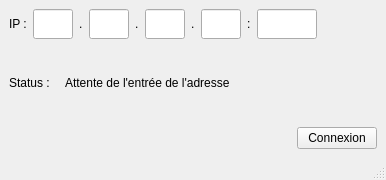
Itrimel/Codenames, file Client/client1.ui: the form before one commit.
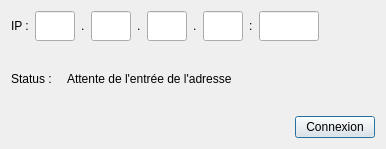
The form after the commit.

Commit message: [Client] Gestion des erreurs pas bancale

What changed in the file:
```diff
--- a/Client/client1.ui
+++ b/Client/client1.ui
@@ -1,19 +1,20 @@
 <?xml version="1.0" encoding="UTF-8"?>
 <ui version="4.0">
  <class>Client1</class>
- <widget class="QMainWindow" name="Client1">
+ <widget class="QDialog" name="Client1">
   <property name="geometry">
    <rect>
     <x>0</x>
     <y>0</y>
     <width>386</width>
-    <height>180</height>
+    <height>149</height>
    </rect>
   </property>
   <property name="windowTitle">
    <string>Connexion</string>
   </property>
-  <widget class="QWidget" name="centralwidget">
+  <layout class="QVBoxLayout" name="verticalLayout_2">
+   <item>
    <layout class="QVBoxLayout" name="verticalLayout">
     <item>
      <layout class="QHBoxLayout" name="horizontalLayout">
@@ -181,18 +182,8 @@
      </layout>
     </item>
    </layout>
-  </widget>
-  <widget class="QMenuBar" name="menubar">
-   <property name="geometry">
-    <rect>
-     <x>0</x>
-     <y>0</y>
-     <width>386</width>
-     <height>30</height>
-    </rect>
-   </property>
-  </widget>
-  <widget class="QStatusBar" name="statusbar"/>
+   </item>
+  </layout>
  </widget>
  <resources/>
  <connections/>
```
Lines whose indentation alone changed are shown as unchanged. The commit also changes 5 other files.
